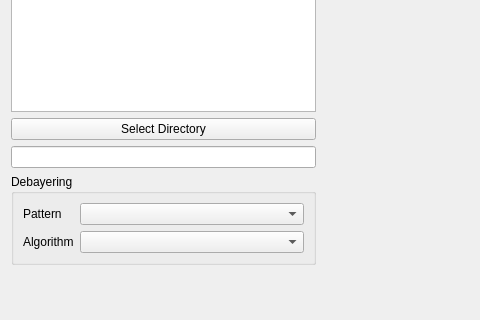
Before: the Qt Designer form src/pcot/assets/inputrgb.ui in AU-ExoMars/PCOT, drawn with Qt 5; both pictures show x 0 to 480 and y 135 to 455 of the 638 by 455 pixel window.
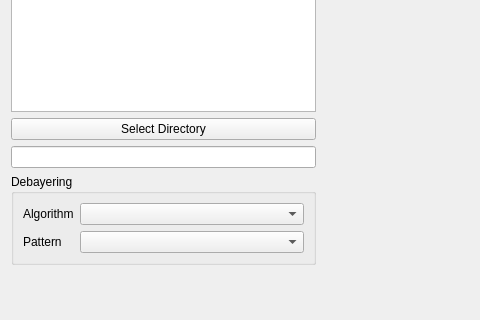
After: the same form once the commit is applied. Custom widgets are drawn as their Qt base class.

Commit message: Fixed null images when a method is selected that has no input, causing serialisation errors.

```diff
--- a/src/pcot/assets/inputrgb.ui
+++ b/src/pcot/assets/inputrgb.ui
@@ -54,13 +54,7 @@
         <string>Debayering</string>
        </property>
        <layout class="QGridLayout" name="gridLayout_3">
-        <item row="0" column="1">
-         <widget class="QComboBox" name="patternCombo"/>
-        </item>
-        <item row="1" column="1">
-         <widget class="QComboBox" name="algoCombo"/>
-        </item>
-        <item row="0" column="0">
+        <item row="3" column="0">
          <widget class="QLabel" name="label">
           <property name="sizePolicy">
            <sizepolicy hsizetype="Maximum" vsizetype="Preferred">
@@ -73,7 +67,10 @@
           </property>
          </widget>
         </item>
-        <item row="1" column="0">
+        <item row="3" column="1">
+         <widget class="QComboBox" name="patternCombo"/>
+        </item>
+        <item row="2" column="0">
          <widget class="QLabel" name="label_2">
           <property name="sizePolicy">
            <sizepolicy hsizetype="Maximum" vsizetype="Preferred">
@@ -86,6 +83,9 @@
           </property>
          </widget>
         </item>
+        <item row="2" column="1">
+         <widget class="QComboBox" name="algoCombo"/>
+        </item>
        </layout>
       </widget>
      </item>
```
The commit also changes 2 other files.
